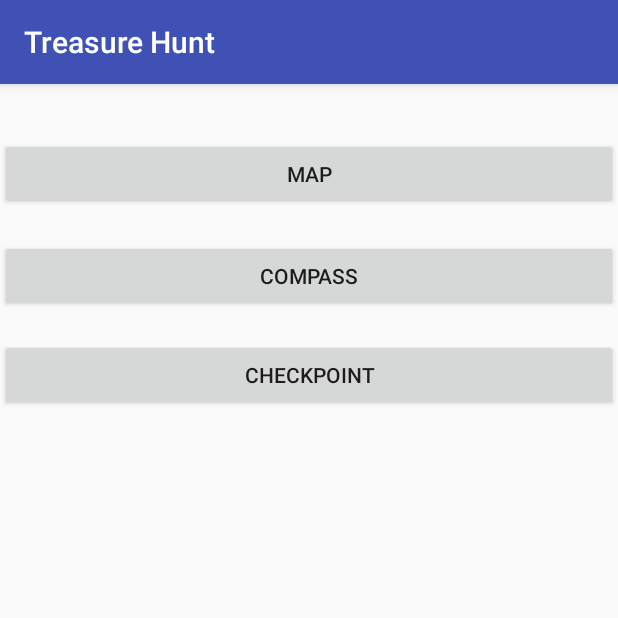
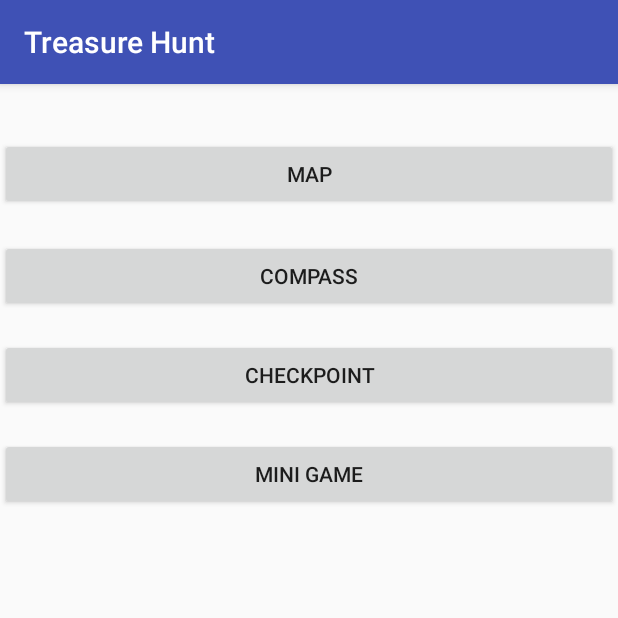
Before and after one commit to PeterSkopal/mamn01-ottawa-TreasureHunt, an Android app: the screen it shows after launch (MainActivity), on a phone screen of 412 x 824 dp, the top half of it. Run offline under Robolectric (Android 15) with nearby library versions, the phone set to English and light mode, and no system bars.

Commit message:
Added proof of concept of shake mini game to the menu, needs to be appropriated for fragments later.

```diff
--- a/app/src/main/AndroidManifest.xml
+++ b/app/src/main/AndroidManifest.xml
@@ -47,7 +47,8 @@
         <activity
             android:name=".MapsActivity"
             android:label="@string/title_activity_maps" />
-        <activity android:name=".checkpoint.CheckpointActivity"></activity>
+        <activity android:name=".checkpoint.CheckpointActivity" />
+        <activity android:name=".ShakeGameActivity"></activity>
     </application>
 
 </manifest>
--- a/app/src/main/res/layout/activity_main.xml
+++ b/app/src/main/res/layout/activity_main.xml
@@ -6,6 +6,16 @@
     android:layout_width="match_parent"
     android:layout_height="match_parent"
     tools:context="com.ottawa.treasurehunt.treasurehunt.MainActivity">
+
+    <Button
+        android:id="@+id/button2"
+        android:layout_width="match_parent"
+        android:layout_height="wrap_content"
+        android:layout_alignParentStart="true"
+        android:layout_below="@+id/button3"
+        android:layout_marginTop="18dp"
+        android:onClick="onCheckpointClick"
+        android:text="Checkpoint" />
 
     <Button
         android:id="@+id/mapButton"
@@ -18,14 +28,14 @@
         android:layout_marginTop="36dp" />
 
     <Button
-        android:id="@+id/Checkpoint"
+        android:id="@+id/miniGame"
         android:layout_width="match_parent"
         android:layout_height="wrap_content"
         android:layout_alignParentStart="true"
-        android:layout_below="@+id/button3"
-        android:layout_marginTop="18dp"
-        android:onClick="onCheckpointClick"
-        android:text="Checkpoint" />
+        android:layout_below="@+id/button2"
+        android:onClick="onMiniClick"
+        android:text="Mini Game"
+        android:layout_marginTop="18dp" />
 
     <Button
         android:id="@+id/button3"
```
Also changed, not shown: app/src/main/java/com/ottawa/treasurehunt/treasurehunt/MainActivity.java (+6 -1 lines), app/src/main/java/com/ottawa/treasurehunt/treasurehunt/ShakeGameActivity.java (added, +85 -0 lines), app/src/main/res/layout/activity_shake_game.xml (added, +22 -0 lines).
